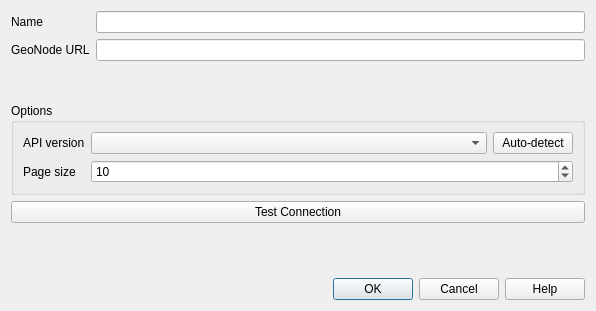
Qt form src/qgis_geonode/ui/connection_dialog.ui (GeoNode/QGISGeoNodePlugin) before a commit.
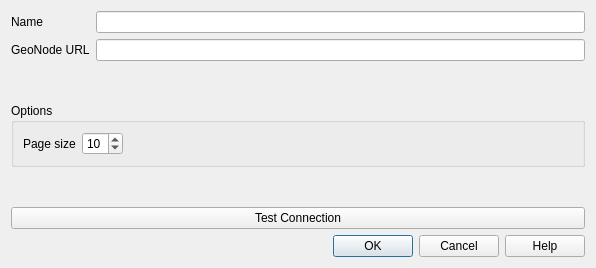
The same form after that commit. Custom widgets are drawn as their Qt base class.

```diff
--- a/src/qgis_geonode/ui/connection_dialog.ui
+++ b/src/qgis_geonode/ui/connection_dialog.ui
@@ -7,43 +7,14 @@
     <x>0</x>
     <y>0</y>
     <width>596</width>
-    <height>311</height>
+    <height>268</height>
    </rect>
   </property>
   <property name="windowTitle">
    <string>GeoNode Connection Configuration</string>
   </property>
-  <layout class="QGridLayout" name="gridLayout_4">
-   <item row="4" column="0">
-    <widget class="QPushButton" name="test_connection_btn">
-     <property name="sizePolicy">
-      <sizepolicy hsizetype="Preferred" vsizetype="Preferred">
-       <horstretch>0</horstretch>
-       <verstretch>0</verstretch>
-      </sizepolicy>
-     </property>
-     <property name="text">
-      <string>Test Connection</string>
-     </property>
-    </widget>
-   </item>
-   <item row="1" column="0">
-    <widget class="QgsAuthConfigSelect" name="authcfg_acs">
-     <property name="sizePolicy">
-      <sizepolicy hsizetype="Preferred" vsizetype="Fixed">
-       <horstretch>0</horstretch>
-       <verstretch>0</verstretch>
-      </sizepolicy>
-     </property>
-     <property name="minimumSize">
-      <size>
-       <width>0</width>
-       <height>30</height>
-      </size>
-     </property>
-    </widget>
-   </item>
-   <item row="0" column="0">
+  <layout class="QVBoxLayout" name="verticalLayout_2">
+   <item>
     <widget class="QFrame" name="connection_details">
      <property name="frameShape">
       <enum>QFrame::NoFrame</enum>
@@ -91,66 +62,38 @@
      </layout>
     </widget>
    </item>
-   <item row="6" column="0">
-    <widget class="QDialogButtonBox" name="buttonBox">
-     <property name="orientation">
-      <enum>Qt::Horizontal</enum>
+   <item>
+    <widget class="QgsAuthConfigSelect" name="authcfg_acs">
+     <property name="sizePolicy">
+      <sizepolicy hsizetype="Preferred" vsizetype="Fixed">
+       <horstretch>0</horstretch>
+       <verstretch>0</verstretch>
+      </sizepolicy>
      </property>
-     <property name="standardButtons">
-      <set>QDialogButtonBox::Cancel|QDialogButtonBox::Help|QDialogButtonBox::Ok</set>
+     <property name="minimumSize">
+      <size>
+       <width>0</width>
+       <height>30</height>
+      </size>
      </property>
     </widget>
    </item>
-   <item row="2" column="0">
+   <item>
     <widget class="QGroupBox" name="options_gb">
      <property name="title">
       <string>Options</string>
      </property>
-     <layout class="QGridLayout" name="gridLayout_3">
-      <item row="0" column="0">
-       <layout class="QGridLayout" name="gridLayout_2">
-        <item row="0" column="0">
-         <widget class="QLabel" name="label_3">
-          <property name="text">
-           <string>API version</string>
-          </property>
-         </widget>
-        </item>
-        <item row="0" column="1">
-         <layout class="QHBoxLayout" name="horizontalLayout">
-          <item>
-           <widget class="QComboBox" name="api_version_cmb">
-            <property name="sizePolicy">
-             <sizepolicy hsizetype="Expanding" vsizetype="Fixed">
-              <horstretch>0</horstretch>
-              <verstretch>0</verstretch>
-             </sizepolicy>
-            </property>
-           </widget>
-          </item>
-          <item>
-           <widget class="QPushButton" name="detect_version_btn">
-            <property name="sizePolicy">
-             <sizepolicy hsizetype="Preferred" vsizetype="Fixed">
-              <horstretch>0</horstretch>
-              <verstretch>0</verstretch>
-             </sizepolicy>
-            </property>
-            <property name="text">
-             <string>Auto-detect</string>
-            </property>
-           </widget>
-          </item>
-         </layout>
-        </item>
-        <item row="1" column="0">
+     <layout class="QVBoxLayout" name="verticalLayout">
+      <item>
+       <layout class="QHBoxLayout" name="horizontalLayout">
+        <item>
          <widget class="QLabel" name="label_4">
           <property name="text">
            <string>Page size</string>
           </property>
          </widget>
         </item>
-        <item row="1" column="1">
+        <item>
          <widget class="QSpinBox" name="page_size_sb">
           <property name="sizePolicy">
            <sizepolicy hsizetype="Preferred" vsizetype="Preferred">
@@ -172,12 +115,25 @@
           </property>
          </widget>
         </item>
+        <item>
+         <spacer name="horizontalSpacer">
+          <property name="orientation">
+           <enum>Qt::Horizontal</enum>
+          </property>
+          <property name="sizeHint" stdset="0">
+           <size>
+            <width>40</width>
+            <height>20</height>
+           </size>
+          </property>
+         </spacer>
+        </item>
        </layout>
       </item>
      </layout>
     </widget>
    </item>
-   <item row="5" column="0">
+   <item>
     <spacer name="verticalSpacer">
      <property name="orientation">
       <enum>Qt::Vertical</enum>
@@ -190,6 +146,29 @@
      </property>
     </spacer>
    </item>
+   <item>
+    <widget class="QPushButton" name="test_connection_btn">
+     <property name="sizePolicy">
+      <sizepolicy hsizetype="Preferred" vsizetype="Preferred">
+       <horstretch>0</horstretch>
+       <verstretch>0</verstretch>
+      </sizepolicy>
+     </property>
+     <property name="text">
+      <string>Test Connection</string>
+     </property>
+    </widget>
+   </item>
+   <item>
+    <widget class="QDialogButtonBox" name="buttonBox">
+     <property name="orientation">
+      <enum>Qt::Horizontal</enum>
+     </property>
+     <property name="standardButtons">
+      <set>QDialogButtonBox::Cancel|QDialogButtonBox::Help|QDialogButtonBox::Ok</set>
+     </property>
+    </widget>
+   </item>
   </layout>
  </widget>
  <customwidgets>
```
